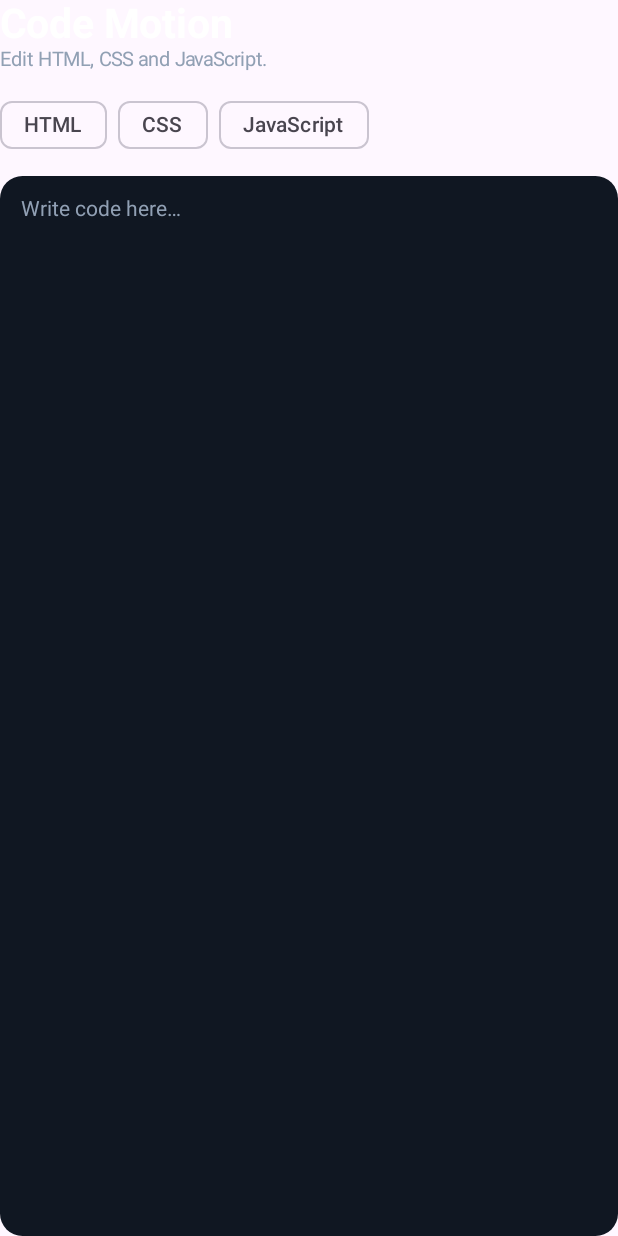
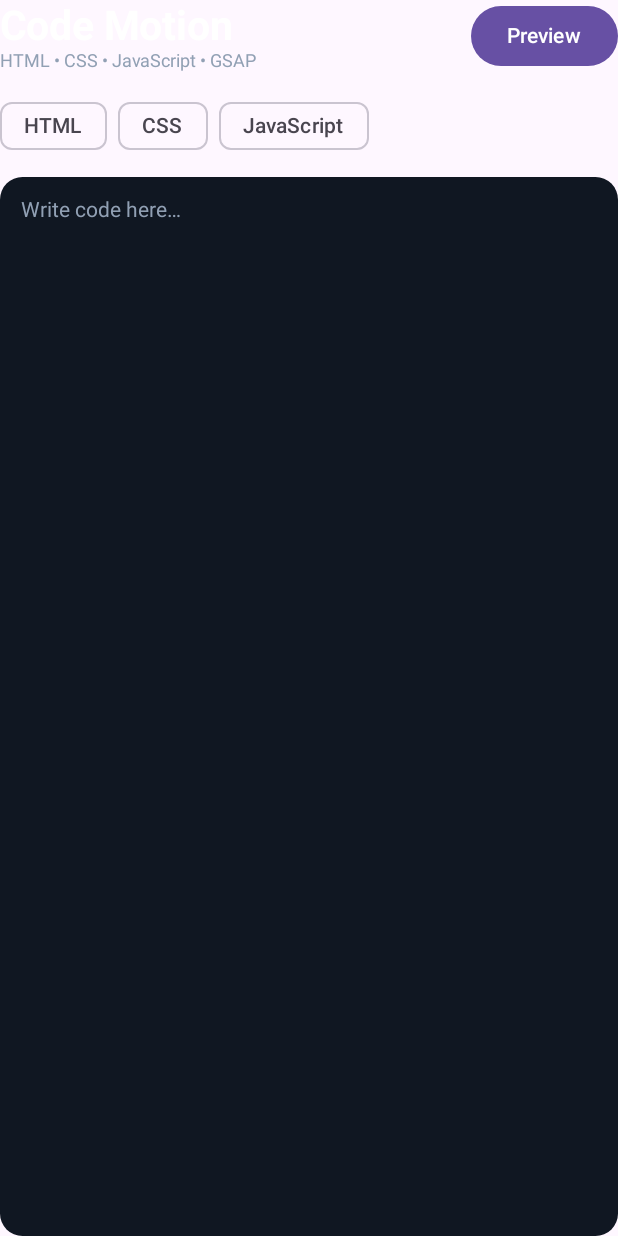
Before and after one commit to YINNSTORE/YinnMotion, an Android app built with Jetpack Compose: the composable CodeScreen called with empty values, on a phone screen of 412 x 824 dp. Run offline under Robolectric (Android 15) with nearby library versions, the phone set to English and light mode, and no system bars.

Commit message:
Add live WebView preview for HTML CSS JavaScript and GSAP motion code

```diff
--- a/app/src/main/java/com/yinndev/yinnmotion/MainActivity.kt
+++ b/app/src/main/java/com/yinndev/yinnmotion/MainActivity.kt
@@ -38,6 +38,8 @@ import androidx.media3.transformer.EditedMediaItem
 import androidx.media3.transformer.Composition
 import androidx.media3.transformer.ExportResult
 import androidx.media3.transformer.ExportException
+import android.webkit.WebView
+import android.webkit.WebViewClient
 import androidx.compose.ui.text.font.FontWeight
 import androidx.compose.ui.unit.dp
 import androidx.compose.ui.unit.sp
@@ -307,24 +309,47 @@ private fun EditorScreen(assets: List<Pair<String, Uri>>, media: () -> Unit, aud
 }
 @Composable
 private fun CodeScreen(tab: String, setTab: (String) -> Unit, html: String, setHtml: (String) -> Unit, css: String, setCss: (String) -> Unit, js: String, setJs: (String) -> Unit) {
+    val context = LocalContext.current
+    var showPreview by remember { mutableStateOf(false) }
     val code = when (tab) { "CSS" -> css; "JavaScript" -> js; else -> html }
     val update = when (tab) { "CSS" -> setCss; "JavaScript" -> setJs; else -> setHtml }
+    val document = remember(html, css, js) {
+        val script = "<script>try { $js } catch(e) { document.body.insertAdjacentHTML('beforeend','<pre>'+e+'</pre>') }</script>"
+        "<!doctype html><html><head><meta name='viewport' content='width=device-width, initial-scale=1'><style>body{margin:0;padding:16px;background:#080d16;color:white;font-family:Arial,sans-serif} $css</style><script src='https://cdn.jsdelivr.net/npm/gsap@3.12.5/dist/gsap.min.js'></script></head><body>$html$script</body></html>"
+    }
     Column(Modifier.fillMaxSize()) {
-        Text("Code Motion", fontSize = 27.sp, fontWeight = FontWeight.Bold, color = Color.White)
-        Text("Edit HTML, CSS and JavaScript.", color = muted, fontSize = 13.sp)
+        Row(verticalAlignment = Alignment.CenterVertically) {
+            Column(Modifier.weight(1f)) {
+                Text("Code Motion", fontSize = 27.sp, fontWeight = FontWeight.Bold, color = foreground)
+                Text("HTML • CSS • JavaScript • GSAP", color = muted, fontSize = 12.sp)
+            }
+            Button(onClick = { showPreview = !showPreview }) { Text(if (showPreview) "Code" else "Preview") }
+        }
         Spacer(Modifier.height(12.dp))
+        if (showPreview) {
+            AndroidView(
+                factory = { WebView(it).apply {
+                    settings.javaScriptEnabled = true
+                    settings.domStorageEnabled = true
+                    webViewClient = WebViewClient()
+                    loadDataWithBaseURL("https://yinnmotion.local/", document, "text/html", "UTF-8", null)
+                } },
+                update = { it.loadDataWithBaseURL("https://yinnmotion.local/", document, "text/html", "UTF-8", null) },
+                modifier = Modifier.fillMaxSize()
+            )
+        } else {
             Row(horizontalArrangement = Arrangement.spacedBy(7.dp)) {
                 listOf("HTML", "CSS", "JavaScript").forEach { FilterChip(selected = tab == it, onClick = { setTab(it) }, label = { Text(it) }) }
             }
             Spacer(Modifier.height(10.dp))
-        Surface(color = Color(0xFF101722), shape = RoundedCornerShape(15.dp), modifier = Modifier.fillMaxSize()) {
+            Surface(color = Color(0xFF101722), shape = RoundedCornerShape(15.dp), modifier = Modifier.weight(1f).fillMaxWidth()) {
                 BasicTextField(value = code, onValueChange = update, modifier = Modifier.fillMaxSize().padding(14.dp),
                     textStyle = androidx.compose.ui.text.TextStyle(color = Color(0xFFD8E6F6), fontSize = 13.sp, lineHeight = 20.sp),
                     decorationBox = { inner -> Box { if (code.isEmpty()) Text("Write code here…", color = muted); inner() } })
             }
         }
     }
-
+}
 
 @Composable
 private fun SettingsScreen(
```
Lines whose indentation alone changed are shown as unchanged.
